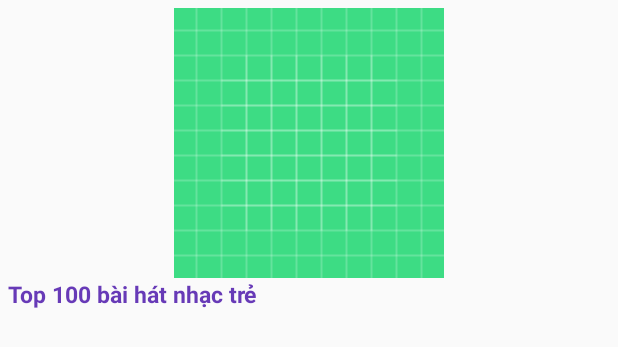
After one commit to oanhmpp/AppMusic, an Android app: the layout line_list_playlists.xml on its own in the app's theme, with its tools: preview values and no code run, on a phone screen of 412 x 824 dp. The commit adds this screen. Shown: the top 347 px of the screen. Run offline under Robolectric (Android 15) with nearby library versions, the phone set to English and light mode, and no system bars.

Commit message:
Làm được phần xem thêm của playlist khi bấm vào (show danh sách playlisst). Xem tới bài 36

```diff
--- a/app/src/main/AndroidManifest.xml
+++ b/app/src/main/AndroidManifest.xml
@@ -11,7 +11,8 @@
         android:roundIcon="@mipmap/ic_launcher_round"
         android:supportsRtl="true"
         android:theme="@style/AppTheme">
-        <activity android:name=".Activity.ListSongActivity"></activity>
+        <activity android:name=".Activity.ListPlayListsActivity"></activity>
+        <activity android:name=".Activity.ListSongActivity" />
         <activity android:name=".Activity.MainActivity">
             <intent-filter>
                 <action android:name="android.intent.action.MAIN" />
--- a/app/src/main/java/com/example/appmusic/Service/DataService.java
+++ b/app/src/main/java/com/example/appmusic/Service/DataService.java
@@ -43,4 +43,7 @@ public interface DataService {
     @FormUrlEncoded
     @POST("Server/listSong.php")
     Call<List<Song>> getDataPlaylist(@Field("IDPlaylist") String idPlaylist);
+
+    @GET("Server/listPlaylistssss.php")
+    Call<List<PlayList>> getListPlayLists () ;
 }
--- /dev/null
+++ b/app/src/main/res/layout/line_list_playlists.xml
@@ -0,0 +1,43 @@
+<?xml version="1.0" encoding="utf-8"?>
+<LinearLayout xmlns:android="http://schemas.android.com/apk/res/android"
+    android:layout_width="match_parent"
+    android:layout_height="wrap_content"
+    android:layout_margin="5dp"
+    android:orientation="vertical">
+
+    <FrameLayout
+        android:id="@+id/frameLayout"
+        android:layout_gravity="center"
+        android:layout_width="wrap_content"
+        android:layout_height="wrap_content">
+        <ImageView
+            android:id="@+id/imgListPlayLists"
+            android:scaleType="centerCrop"
+            android:src="@drawable/ic_launcher_background"
+            android:layout_width="180dp"
+            android:layout_height="180dp"></ImageView>
+    </FrameLayout>
+    <TextView
+        android:id="@+id/txtNameListPlayLists"
+        android:textColor="#673AB7"
+        android:textSize="15sp"
+        android:textStyle="bold"
+        android:maxWidth="200dp"
+        android:lines="2"
+        android:maxLines="2"
+        android:text="Top 100 bài hát nhạc trẻ"
+        android:ellipsize="end"
+        android:layout_width="wrap_content"
+        android:layout_height="wrap_content"></TextView>
+    <TextView
+        android:id="@+id/txtAuthorListPlayLists"
+        android:textColor="#413E3E"
+        android:textSize="13sp"
+        android:text=""
+        android:ellipsize="end"
+        android:layout_width="wrap_content"
+        android:layout_height="wrap_content"></TextView>
+
+
+
+</LinearLayout>
--- a/app/src/main/res/layout/line_playlist.xml
+++ b/app/src/main/res/layout/line_playlist.xml
@@ -15,8 +15,9 @@
     </ImageView>
 
     <!-- Dùng để pha mau, trộn màu cho đẹp @@-->
+<!--    android:background="@drawable/custom_background_banner"-->
+
     <View
-        android:background="@drawable/custom_background_banner"
         android:layout_width="match_parent"
         android:layout_height="110dp"
         android:layout_marginLeft="8dp"
--- a/app/src/main/res/values/colors.xml
+++ b/app/src/main/res/values/colors.xml
@@ -3,4 +3,5 @@
     <color name="colorPrimary">#6200EE</color>
     <color name="colorPrimaryDark">#3700B3</color>
     <color name="colorAccent">#03DAC5</color>
+    <color name="colorPurple">#a845de</color>
 </resources>
```
Also changed, not shown: app/src/main/java/com/example/appmusic/Activity/ListPlayListsActivity.java (added, +90 -0 lines), app/src/main/java/com/example/appmusic/Adapter/ListPlayListsAdapter.java (added, +74 -0 lines), app/src/main/java/com/example/appmusic/Fragment/Fragment_Playlist.java (+8 -0 lines), app/src/main/res/layout/activity_list_play_lists.xml (added, +25 -0 lines).
